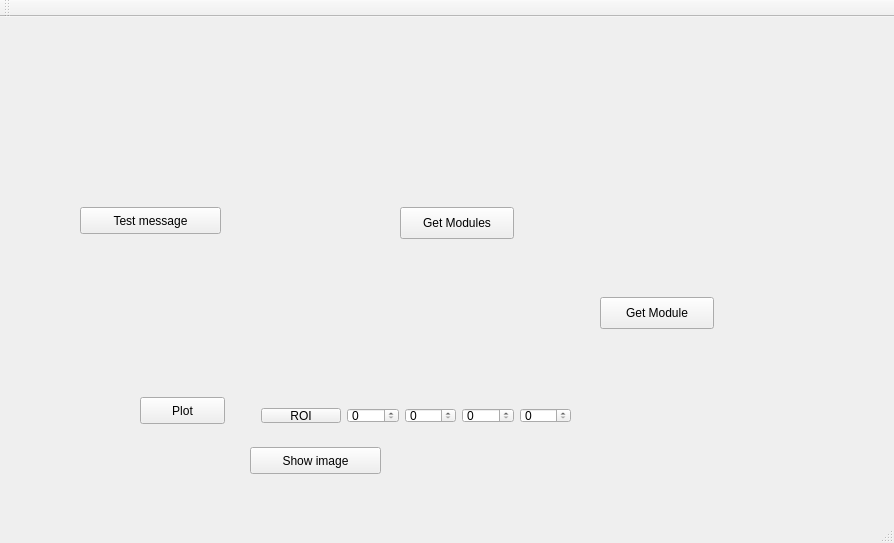
First picture: the form in qt/WidgetTests/mainwindow.ui, repository neutronimaging/imagingsuite, before the edit.
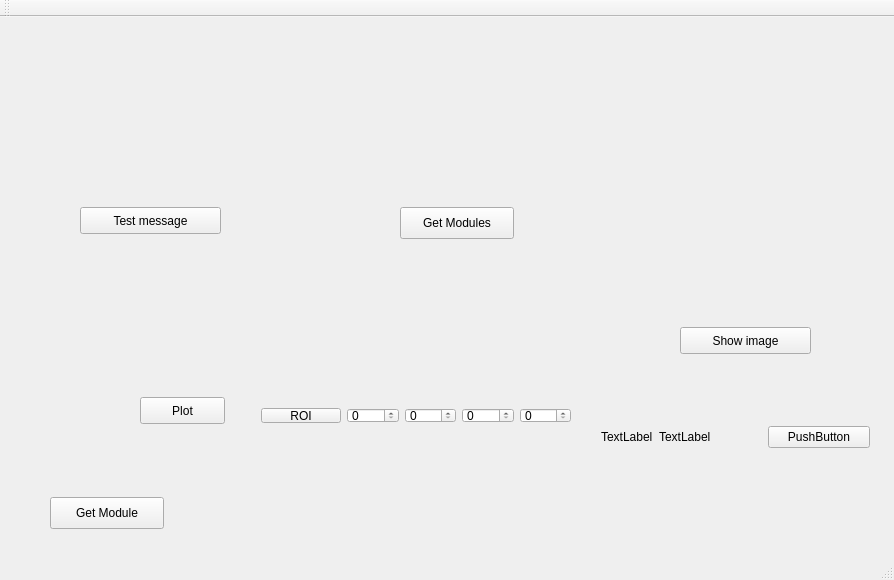
Second picture: the form after the edit. Custom widgets are drawn as their Qt base class.

Patch:
```diff
--- a/qt/WidgetTests/mainwindow.ui
+++ b/qt/WidgetTests/mainwindow.ui
@@ -7,7 +7,7 @@
     <x>0</x>
     <y>0</y>
     <width>894</width>
-    <height>543</height>
+    <height>580</height>
    </rect>
   </property>
   <property name="windowTitle">
@@ -73,8 +73,8 @@
    <widget class="QPushButton" name="ShowImageButton">
     <property name="geometry">
      <rect>
-      <x>250</x>
-      <y>430</y>
+      <x>680</x>
+      <y>310</y>
       <width>131</width>
       <height>27</height>
      </rect>
@@ -146,8 +146,8 @@
    <widget class="QPushButton" name="GetSingleModuleButton">
     <property name="geometry">
      <rect>
-      <x>600</x>
-      <y>280</y>
+      <x>50</x>
+      <y>480</y>
       <width>114</width>
       <height>32</height>
      </rect>
@@ -156,15 +156,54 @@
      <string>Get Module</string>
     </property>
    </widget>
-   <widget class="QWidget" name="singlemodule" native="true">
+   <widget class="SingleModuleConfiguratorWidget" name="singlemodule" native="true">
+    <property name="geometry">
+     <rect>
+      <x>170</x>
+      <y>470</y>
+      <width>400</width>
+      <height>40</height>
+     </rect>
+    </property>
+   </widget>
+   <widget class="QWidget" name="horizontalLayoutWidget">
     <property name="geometry">
      <rect>
       <x>590</x>
-      <y>220</y>
-      <width>271</width>
-      <height>31</height>
+      <y>380</y>
+      <width>291</width>
+      <height>80</height>
      </rect>
     </property>
+    <layout class="QHBoxLayout" name="horizontalLayout_2">
+     <item>
+      <widget class="QLabel" name="label_2">
+       <property name="sizePolicy">
+        <sizepolicy hsizetype="Maximum" vsizetype="Preferred">
+         <horstretch>0</horstretch>
+         <verstretch>0</verstretch>
+        </sizepolicy>
+       </property>
+       <property name="text">
+        <string>TextLabel</string>
+       </property>
+      </widget>
+     </item>
+     <item>
+      <widget class="QLabel" name="label">
+       <property name="text">
+        <string>TextLabel</string>
+       </property>
+      </widget>
+     </item>
+     <item>
+      <widget class="QPushButton" name="pushButton">
+       <property name="text">
+        <string>PushButton</string>
+       </property>
+      </widget>
+     </item>
+    </layout>
    </widget>
   </widget>
   <widget class="QMenuBar" name="menuBar">
@@ -213,6 +252,12 @@
    <header location="global">imageviewerwidget.h</header>
    <container>1</container>
   </customwidget>
+  <customwidget>
+   <class>SingleModuleConfiguratorWidget</class>
+   <extends>QWidget</extends>
+   <header location="global">singlemoduleconfiguratorwidget.h</header>
+   <container>1</container>
+  </customwidget>
  </customwidgets>
  <resources/>
  <connections/>
```
Left out of the diff: 2 changed lines with no effect on the pictures.
